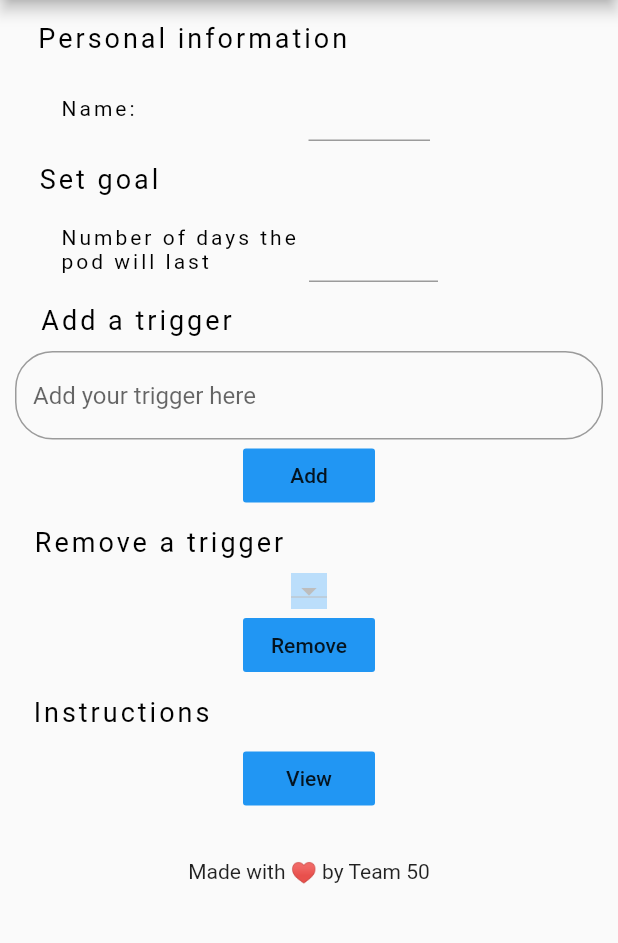
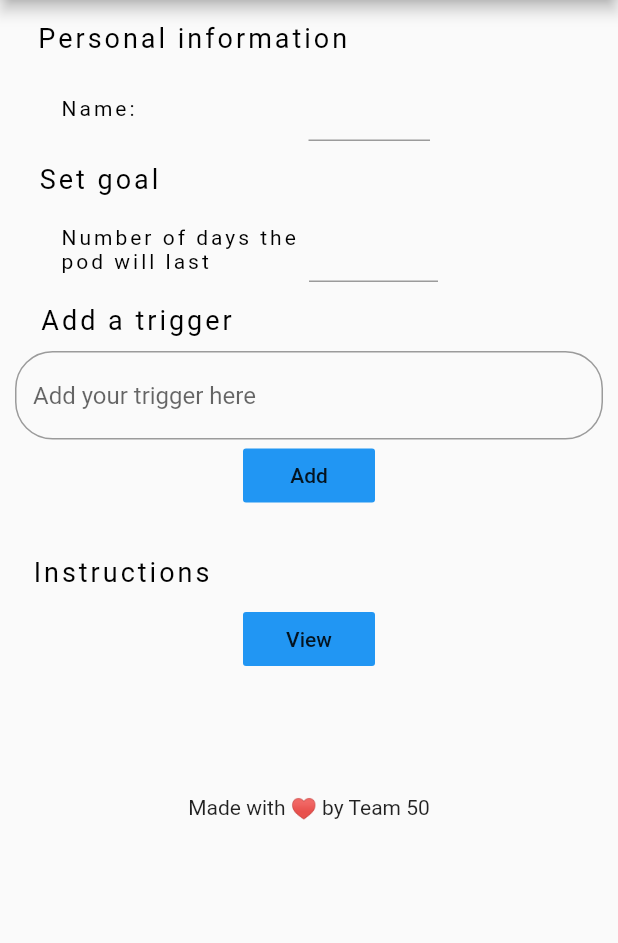
Before and after one commit to irfanyusra/Puffaway, a Flutter app: the SettingsHelper screen opened directly, on a phone screen of 412 x 824 dp, the part 84-1027 px from its top. Run offline on Flutter 3.47's test engine with Material 2 defaults, Android fonts, the phone set to English and light mode, and no system bars; our stand-ins replace charts_flutter, cloud_firestore, easy_rich_text, firebase_auth, flutter_spinkit, table_calendar and 1 more; accounts and stored records are empty.

Commit message:
removed delete trigger

```diff
--- a/vape_app/lib/pages/settings_helper.dart
+++ b/vape_app/lib/pages/settings_helper.dart
@@ -227,60 +227,60 @@ class _SettingsHelperState extends State<SettingsHelper> {
               await _log.createTrigger(triggerTextController.text);
               setState(() {
                 triggerTextController.text = "";
-                selectedTrigger = dropdownTriggerItems[0].value;
+                // selectedTrigger = dropdownTriggerItems[0].value;
               });
             },
           ),
 
           //REMOVE TRIGGER//
-          SizedBox(height: 10),
-          Padding(
-            padding: const EdgeInsets.fromLTRB(0, 0, 200, 0),
-            child: Text(
-              'Remove a trigger',
-              style: TextStyle(
-                color: Colors.black,
-                letterSpacing: 2.0,
-                fontSize: 18,
-              ),
-            ),
-          ),
+          // SizedBox(height: 10),
+          // Padding(
+          //   padding: const EdgeInsets.fromLTRB(0, 0, 200, 0),
+          //   child: Text(
+          //     'Remove a trigger',
+          //     style: TextStyle(
+          //       color: Colors.black,
+          //       letterSpacing: 2.0,
+          //       fontSize: 18,
+          //     ),
+          //   ),
+          // ),
+          // SizedBox(
+          //   height: 10.0,
+          // ),
+          // Center(
+          //   child: Container(
+          //     child: SizedBox(
+          //       // width: 200,
+          //       child: DropdownButton(
+          //         value: selectedTrigger,
+          //         items: dropdownTriggerItems,
+          //         onChanged: (newValue) { onChangeDropdownTriggerItem(newValue); },
+          //       ),
+          //     ),
+          //     color: Colors.blue[100]
+          //   ),
+          // ),
+          // FlatButton(
+          //   color: Colors.blue,
+          //   child: Text("Remove"),
+          //   onPressed: () async {
+          //     var documentID;
+          //     //Search for trigger to delete
+          //     for(Trigger t in triggers){
+          //       if(selectedTrigger==t.trigger)
+          //         documentID = t.documentID;
+          //     }
+          //     await _log.deleteTrigger(documentID);
+          //     setState(() {
+          //       selectedTrigger = dropdownTriggerItems[0].value;
+          //       // selectedTrigger = "test";
+
+          //     });
+          //   },
+          // ),
           SizedBox(
-            height: 10.0,
-          ),
-          Center(
-            child: Container(
-              child: SizedBox(
-                // width: 200,
-                child: DropdownButton(
-                  value: selectedTrigger,
-                  items: dropdownTriggerItems,
-                  onChanged: (newValue) { onChangeDropdownTriggerItem(newValue); },
-                ),
-              ),
-              color: Colors.blue[100]
-            ),
-          ),
-          FlatButton(
-            color: Colors.blue,
-            child: Text("Remove"),
-            onPressed: () {
-              var documentID;
-              //Search for trigger to delete
-              for(Trigger t in triggers){
-                if(selectedTrigger==t.trigger)
-                  documentID = t.documentID;
-              }
-              _log.deleteTrigger(documentID);
-              setState(() {
-                selectedTrigger = dropdownTriggerItems[0].value;
-                // selectedTrigger = "test";
-
-              });
-            },
-          ),
-          SizedBox(
-            height: 10.0,
+            height: 30.0,
           ),
 
           //INSTRUCTIONS//
@@ -305,7 +305,7 @@ class _SettingsHelperState extends State<SettingsHelper> {
           ),
 
           //ABOUT//
-          SizedBox(height: 30),
+          SizedBox(height: 80),
           Center(
             child: Text("Made with ♥️ by Team 50"),
           ),
```
